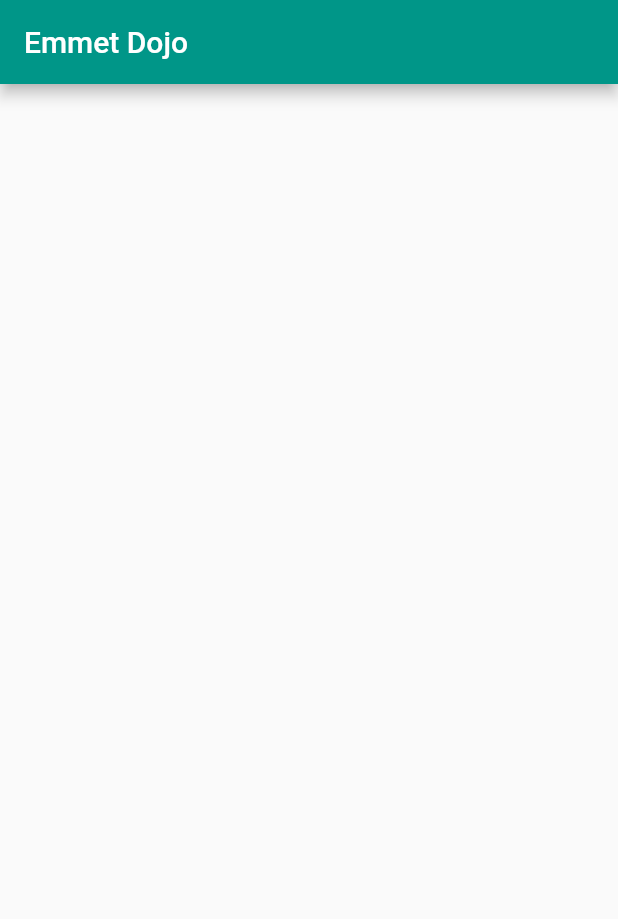
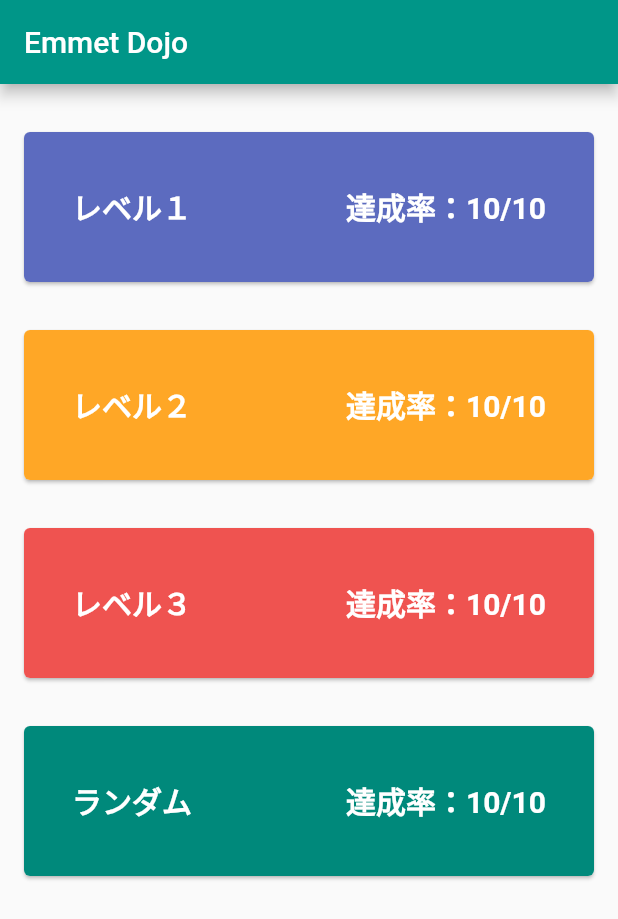
Before and after one commit to yuma11/emmet_dojo, a Flutter app: the screen it shows after launch, on a phone screen of 412 x 824 dp. Shown: the top 919 px of the screen. Run offline on Flutter 3.47's test engine with Material 2 defaults, Android fonts, the phone set to English and light mode, and no system bars.

Commit message:
feat: トップページにカードレイアウトを追加

```diff
--- a/lib/main.dart
+++ b/lib/main.dart
@@ -28,24 +28,91 @@ class MyHomePage extends StatefulWidget {
 }
 
 class _MyHomePageState extends State<MyHomePage> {
-  int _counter = 0;
-
-  void _incrementCounter() {
-    setState(() {
-      _counter++;
-    });
-  }
-
   @override
   Widget build(BuildContext context) {
+    var lists = [
+      _modePanel("レベル１", "html-5", "blue", context),
+      _modePanel("レベル２", "html-5", "yellow", context),
+      _modePanel("レベル３", "html-5", "red", context),
+      _modePanel("ランダム", "html-5", "green", context),
+    ];
     return Scaffold(
       appBar: AppBar(
         title: Text(widget.title),
       ),
-      body: Center(
-        child: Column(
-          mainAxisAlignment: MainAxisAlignment.center,
-          children: <Widget>[],
+      body: Padding(
+          padding: EdgeInsets.fromLTRB(16, 0, 16, 32),
+          child: Column(
+            children: lists,
+          )),
+    );
+  }
+
+  // カードウィジェット
+  //---------------------------------------
+  Widget _modePanel(
+      String modeName, String modeImg, String color, BuildContext context) {
+    var _modeName = modeName;
+    var _modeImg = "assets/images/" + modeImg + ".svg";
+    var _modeColor;
+
+    switch (color) {
+      case 'blue':
+        _modeColor = Color(0xFF5c6bbf);
+        break;
+      case 'yellow':
+        _modeColor = Color(0xFFffa726);
+        break;
+      case 'red':
+        _modeColor = Color(0xFFef5350);
+        break;
+      case 'green':
+        _modeColor = Colors.teal[600];
+        break;
+    }
+
+    return InkWell(
+      onTap: () {
+        // Todo
+      },
+      child: Card(
+        margin: EdgeInsets.only(top: 32),
+        child: Container(
+          height: 100,
+          width: MediaQuery.of(context).size.width,
+          decoration: BoxDecoration(
+            color: _modeColor,
+            borderRadius: BorderRadius.circular(4),
+          ),
+          child: Column(children: <Widget>[
+            Expanded(
+              child: Container(
+                padding: EdgeInsets.all(32),
+                alignment: Alignment.centerLeft,
+                child: Row(
+                  mainAxisAlignment: MainAxisAlignment.spaceBetween,
+                  children: <Widget>[
+                    Text(
+                      _modeName,
+                      style: TextStyle(
+                        color: Colors.white,
+                        fontWeight: FontWeight.bold,
+                        fontSize: 20,
+                      ),
+                    ),
+                    Text(
+                      '達成率：10/10',
+                      style: TextStyle(
+                        color: Colors.white,
+                        fontWeight: FontWeight.bold,
+                        fontSize: 20,
+                      ),
+                    ),
+                  ],
+                ),
+              ),
+            ),
+          ]),
         ),
       ),
     );
```
